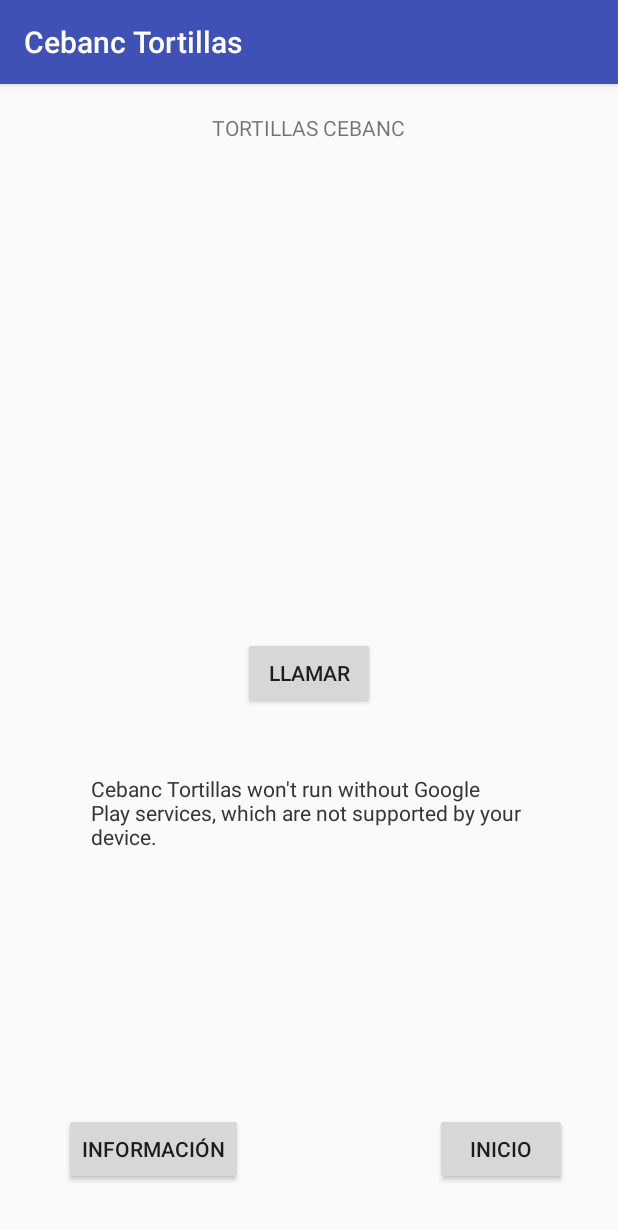
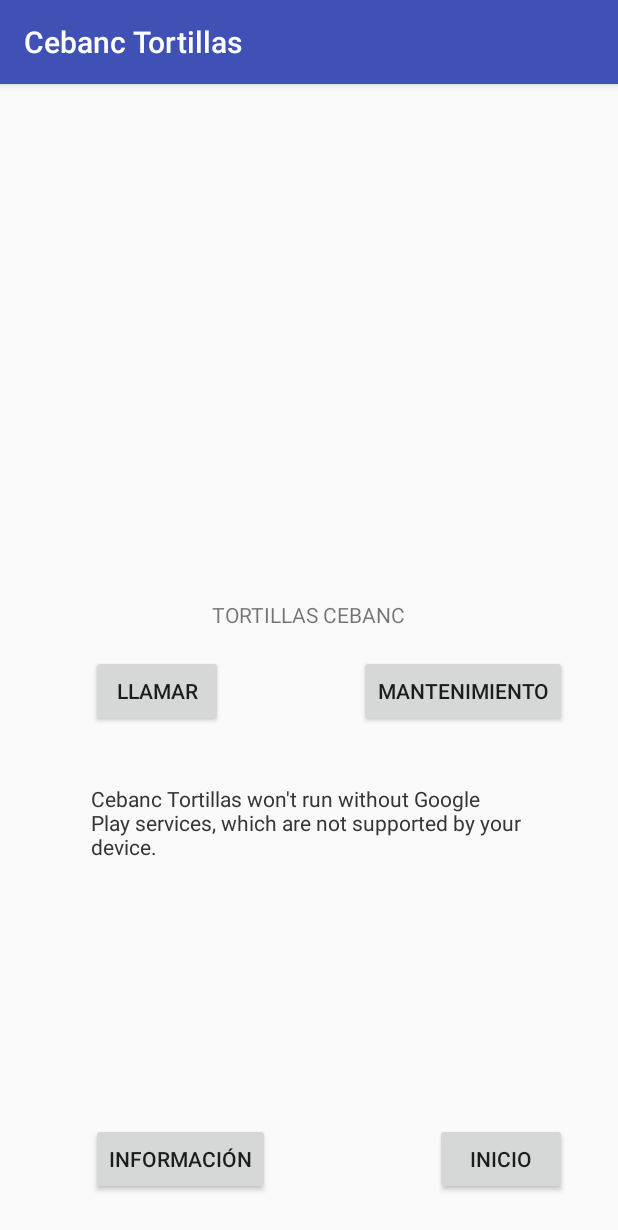
Before and after one commit to Iborrezo/ProyectoAndroid, an Android app: the screen it shows after launch (FirstMapActivity), on a phone screen of 412 x 824 dp. Shown: the top 1230 px of the screen. Run offline under Robolectric (Android 15) with nearby library versions, the phone set to English and light mode, and no system bars.

```diff
--- a/app/src/main/AndroidManifest.xml
+++ b/app/src/main/AndroidManifest.xml
@@ -39,6 +39,7 @@
 
         <activity android:name=".Bebidas"/>
         <activity android:name=".Resumen"/>
+        <activity android:name=".Mantenimiento"/>
 
     </application>
 
--- a/app/src/main/java/com/example/adminportatil/cebanctortillas/FirstMapActivity.java
+++ b/app/src/main/java/com/example/adminportatil/cebanctortillas/FirstMapActivity.java
@@ -27,15 +27,17 @@ public class FirstMapActivity extends AppCompatActivity implements OnMapReadyCal
     private Button inicio;
     private Button llamar;
     private Button informacion;
+    private Button btnMantenimiento;
     //test
     @Override
     protected void onCreate(Bundle savedInstanceState) {
         super.onCreate(savedInstanceState);
         setContentView(R.layout.inicio);
 
-        inicio = (Button) findViewById(R.id.btnInicio);
+        inicio = (Button) findViewById(R.id.btnInicio);;
         llamar = (Button) findViewById(R.id.btnLlamar);
         informacion = (Button) findViewById(R.id.btnInfo);
+        btnMantenimiento = (Button) findViewById(R.id.btnMantenimiento);
 
 
         mFirstMapFragment = FirstMapFragment.newInstance();
@@ -66,6 +68,14 @@ public class FirstMapActivity extends AppCompatActivity implements OnMapReadyCal
             @Override
             public void onClick(View v) {
                 msbox("Información:", "Realizado por Igor Borrezo y Haritz Orcaray");
+            }
+        });
+        btnMantenimiento.setOnClickListener(new View.OnClickListener() {
+            @Override
+            public void onClick(View v) {
+                lanzarMantenimiento();
+
+
             }
         });
 
@@ -123,5 +133,9 @@ public class FirstMapActivity extends AppCompatActivity implements OnMapReadyCal
         }
         startActivity(llamada);
     }
+    private void lanzarMantenimiento(){
+        Intent mantenimiento = new Intent(this, Mantenimiento.class);
+        startActivity(mantenimiento);
+    }
 
 }
--- a/app/src/main/java/com/example/adminportatil/cebanctortillas/TortillasDb.java
+++ b/app/src/main/java/com/example/adminportatil/cebanctortillas/TortillasDb.java
@@ -38,12 +38,6 @@ public class TortillasDb extends SQLiteOpenHelper {
             db.execSQL("INSERT INTO productos(soluble, descripcion, precio) VALUES(1,'Cerveza',2.5)");
             db.execSQL("INSERT INTO productos(soluble, descripcion, precio) VALUES(1,'Agua',1)");
             db.execSQL("INSERT INTO clientes(nombre, direccion, telefono) VALUES('Igor', 'Amara', '123')");
-            db.execSQL("INSERT INTO productos(soluble, descripcion, precio) VALUES(1,'Agua',1)");
-            db.execSQL("INSERT INTO productos(soluble, descripcion, precio) VALUES(1,'test',10)");
-            db.execSQL("INSERT INTO productos(soluble, descripcion, precio) VALUES(0,'TEST,TEST,TEST',100)");
-
-
-
         }
 
         @Override
--- a/app/src/main/res/layout/inicio.xml
+++ b/app/src/main/res/layout/inicio.xml
@@ -17,35 +17,6 @@
         android:layout_centerHorizontal="true"
         android:layout_marginBottom="50dp" />
 
-    <TextView
-        android:text="TORTILLAS CEBANC"
-        android:layout_width="wrap_content"
-        android:layout_height="wrap_content"
-        android:layout_alignParentTop="true"
-        android:layout_centerHorizontal="true"
-        android:layout_marginTop="19dp"
-        android:id="@+id/textView" />
-
-    <Button
-        android:text="@string/btnLlamar"
-        android:layout_width="wrap_content"
-        android:layout_height="wrap_content"
-        android:layout_marginBottom="43dp"
-        android:id="@+id/btnLlamar"
-        android:layout_above="@+id/map"
-        android:layout_centerHorizontal="true" />
-
-    <Button
-        android:text="@string/btnInfo"
-        android:layout_width="wrap_content"
-        android:layout_height="wrap_content"
-        android:layout_marginBottom="34dp"
-        android:id="@+id/btnInfo"
-        android:layout_alignParentBottom="true"
-        android:layout_toStartOf="@+id/btnLlamar"
-        android:gravity="center"
-        android:foregroundGravity="center" />
-
     <Button
         android:text="@string/btnInicio"
         android:layout_width="wrap_content"
@@ -58,5 +29,46 @@
         android:layout_marginLeft="19dp"
         android:layout_marginStart="19dp" />
 
+    <TextView
+        android:text="TORTILLAS CEBANC"
+        android:layout_width="wrap_content"
+        android:layout_height="wrap_content"
+        android:id="@+id/textView"
+        android:layout_above="@+id/btnMantenimiento"
+        android:layout_centerHorizontal="true"
+        android:layout_marginBottom="17dp" />
+
+    <Button
+        android:text="Mantenimiento"
+        android:layout_width="wrap_content"
+        android:layout_height="wrap_content"
+        android:id="@+id/btnMantenimiento"
+        android:layout_alignBaseline="@+id/btnLlamar"
+        android:layout_alignBottom="@+id/btnLlamar"
+        android:layout_alignRight="@+id/btnInicio"
+        android:layout_alignEnd="@+id/btnInicio" />
+
+    <Button
+        android:text="@string/btnInfo"
+        android:layout_width="wrap_content"
+        android:layout_height="wrap_content"
+        android:layout_marginBottom="27dp"
+        android:id="@+id/btnInfo"
+        android:gravity="center"
+        android:foregroundGravity="center"
+        android:layout_alignParentBottom="true"
+        android:layout_alignLeft="@+id/btnLlamar"
+        android:layout_alignStart="@+id/btnLlamar" />
+
+    <Button
+        android:text="@string/btnLlamar"
+        android:layout_width="wrap_content"
+        android:layout_height="wrap_content"
+        android:layout_marginBottom="38dp"
+        android:id="@+id/btnLlamar"
+        android:layout_above="@+id/map"
+        android:layout_alignLeft="@+id/map"
+        android:layout_alignStart="@+id/map" />
+
 
 </RelativeLayout>
```
Also changed, not shown: app/src/main/java/com/example/adminportatil/cebanctortillas/Mantenimiento.java (added, +102 -0 lines), app/src/main/java/com/example/adminportatil/cebanctortillas/Pedido.java (+23 -2 lines), app/src/main/res/layout/activity_mantenimiento.xml (added, +103 -0 lines).
